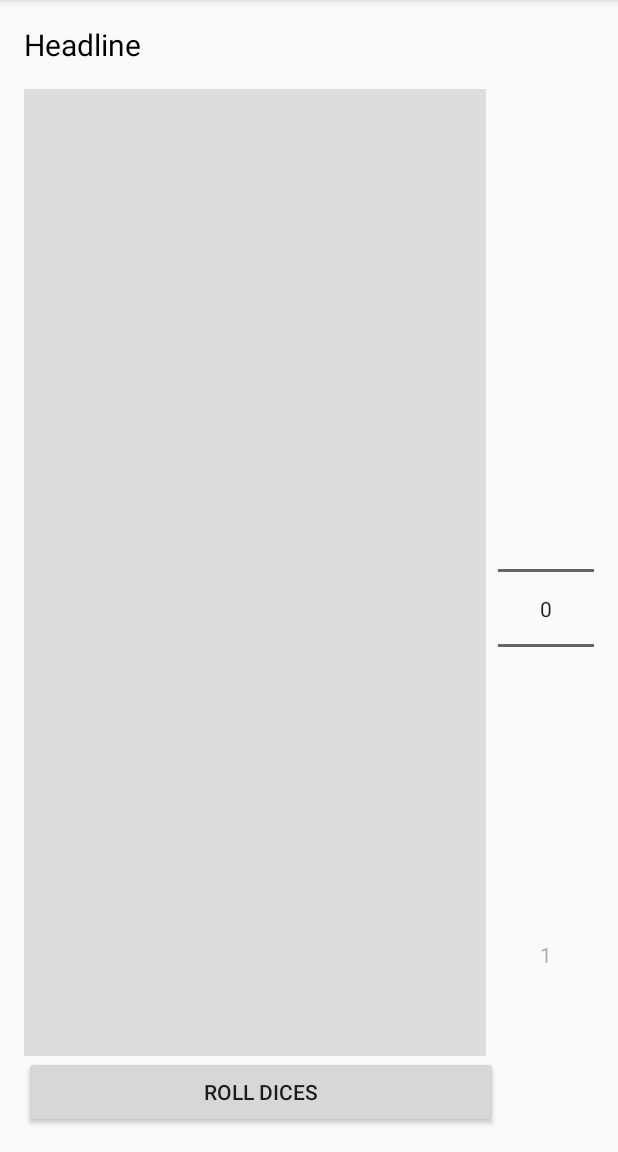
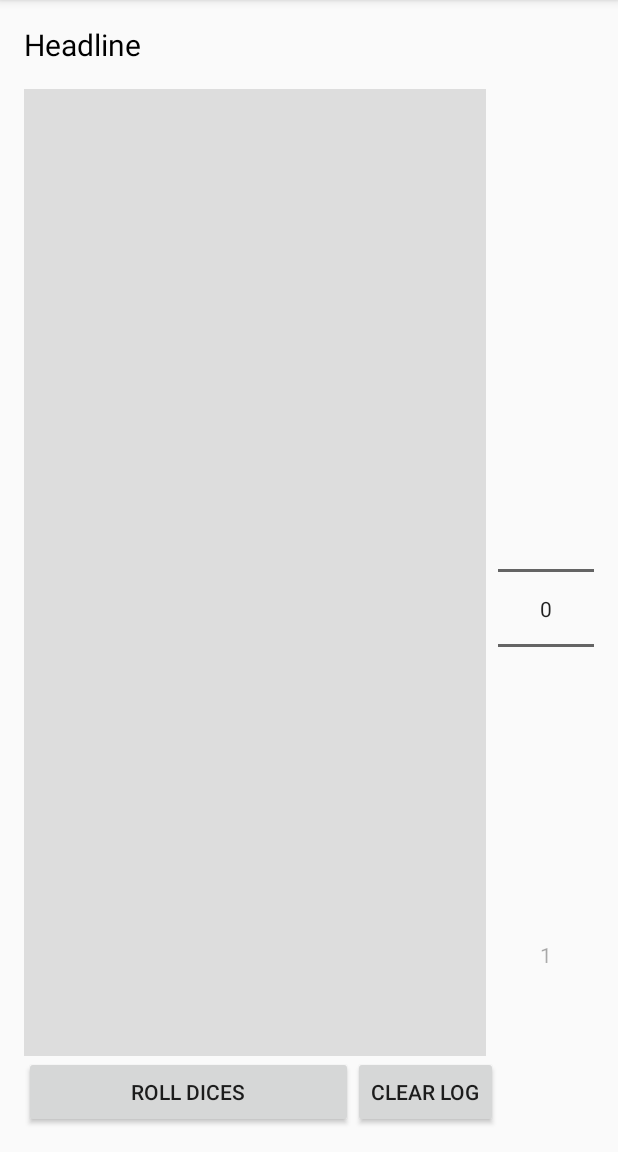
Before and after one commit to Harry-R/shadowdice, an Android app: the screen it shows after launch (MainActivity), on a phone screen of 412 x 824 dp, the part 84-1236 px from its top. Run offline under Robolectric (Android 15) with nearby library versions, the phone set to English and light mode, and no system bars.

Commit message:
added clear log button

```diff
--- a/app/src/main/java/de/harryr/shadowdice/MainActivity.java
+++ b/app/src/main/java/de/harryr/shadowdice/MainActivity.java
@@ -81,4 +81,14 @@ public class MainActivity extends AppCompatActivity {
     public void btn_rollDices_onclick(View v) {
         rollDices(numpicker.getValue());
     }
+
+
+    /**
+     * Clear text fields
+     * @param v view, that activated the on click listener
+     */
+    public void btn_clearLog_onClick(View v) {
+        txtv_headline.setText("");
+        txtv_content.setText("");
+    }
 }
--- a/app/src/main/res/layout/activity_main.xml
+++ b/app/src/main/res/layout/activity_main.xml
@@ -36,15 +36,26 @@
         android:layout_above="@+id/btn_rollDices"
         android:background="#DDD"
         android:layout_marginRight="8dp"
-        android:padding="4dp"/>
+        android:padding="4dp" />
+
+
+    <Button
+        android:layout_width="wrap_content"
+        android:layout_height="wrap_content"
+        android:id="@+id/btn_clearLog"
+        android:layout_toLeftOf="@id/numpicker"
+        android:layout_alignParentBottom="true"
+        android:text="clear log"
+        android:onClick="btn_clearLog_onClick"/>
 
     <Button
         android:layout_width="match_parent"
         android:layout_height="wrap_content"
-        android:layout_toLeftOf="@id/numpicker"
+        android:layout_alignParentLeft="true"
         android:text="roll dices"
         android:id="@+id/btn_rollDices"
         android:onClick="btn_rollDices_onclick"
-        android:layout_alignParentBottom="true"/>
+        android:layout_alignParentBottom="true"
+        android:layout_toLeftOf="@id/btn_clearLog"/>
 
 </RelativeLayout>
```
